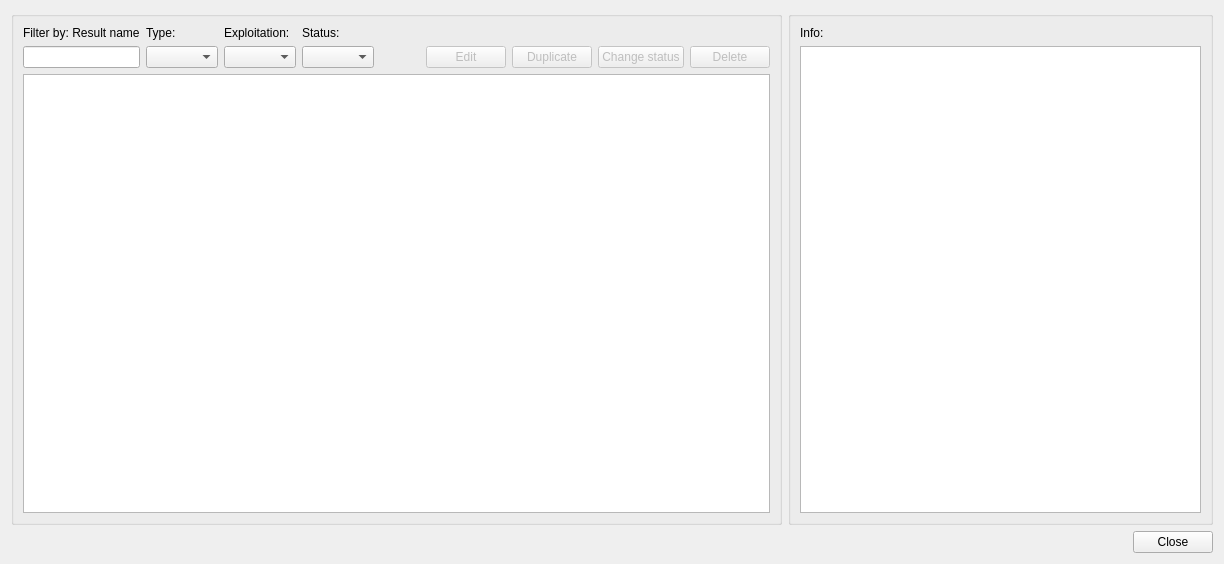
Above: core/ui/toolbars/assetmanage/priority_manager.ui from bgeo-gis/gw_assetmanage_plugin before the change. Below: the same form after it.
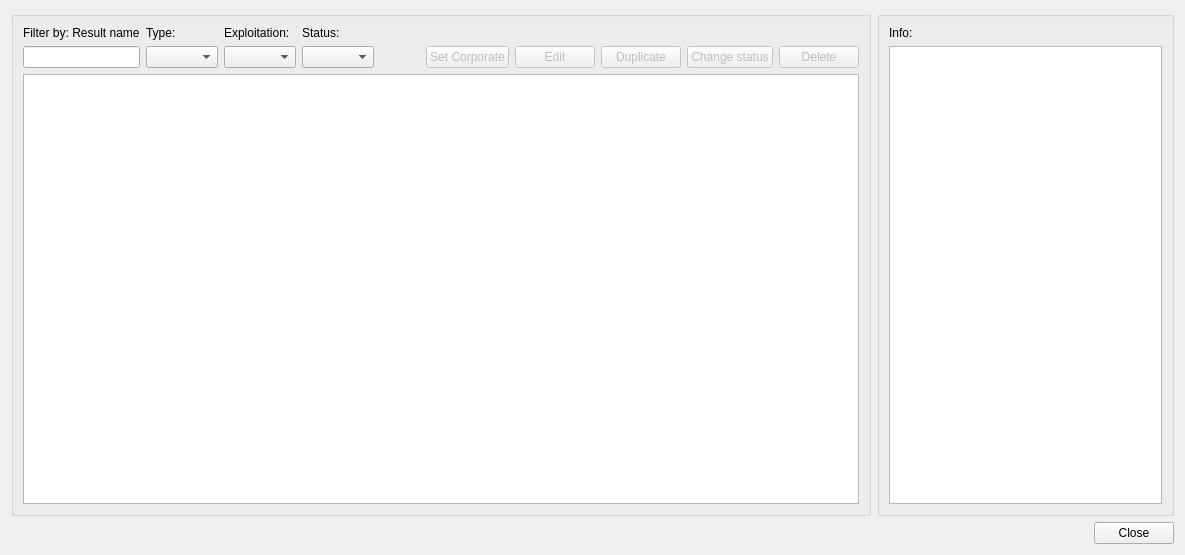
That is the form after the change.

Commit message: Add button Set Corporate

The edit to the form file:
```diff
--- a/core/ui/toolbars/assetmanage/priority_manager.ui
+++ b/core/ui/toolbars/assetmanage/priority_manager.ui
@@ -6,8 +6,8 @@
    <rect>
     <x>0</x>
     <y>0</y>
-    <width>1224</width>
-    <height>564</height>
+    <width>1185</width>
+    <height>555</height>
    </rect>
   </property>
   <property name="windowTitle">
@@ -46,8 +46,52 @@
       <string/>
      </property>
      <layout class="QGridLayout" name="gridLayout_2">
-      <item row="2" column="0" colspan="9">
-       <widget class="QTableView" name="tbl_results"/>
+      <item row="1" column="1">
+       <widget class="QComboBox" name="cmb_type"/>
+      </item>
+      <item row="1" column="6">
+       <widget class="QPushButton" name="btn_edit">
+        <property name="enabled">
+         <bool>false</bool>
+        </property>
+        <property name="text">
+         <string>Edit</string>
+        </property>
+       </widget>
+      </item>
+      <item row="1" column="7">
+       <widget class="QPushButton" name="btn_duplicate">
+        <property name="enabled">
+         <bool>false</bool>
+        </property>
+        <property name="text">
+         <string>Duplicate</string>
+        </property>
+       </widget>
+      </item>
+      <item row="1" column="0">
+       <widget class="QLineEdit" name="txt_filter"/>
+      </item>
+      <item row="0" column="2">
+       <widget class="QLabel" name="lbl_expl">
+        <property name="text">
+         <string>Exploitation:</string>
+        </property>
+       </widget>
+      </item>
+      <item row="0" column="3">
+       <widget class="QLabel" name="lbl_status">
+        <property name="text">
+         <string>Status:</string>
+        </property>
+       </widget>
+      </item>
+      <item row="0" column="0">
+       <widget class="QLabel" name="lbl_filter">
+        <property name="text">
+         <string>Filter by: Result name</string>
+        </property>
+       </widget>
       </item>
       <item row="1" column="4">
        <spacer name="horizontalSpacer">
@@ -62,6 +106,9 @@
         </property>
        </spacer>
       </item>
+      <item row="1" column="3">
+       <widget class="QComboBox" name="cmb_status"/>
+      </item>
       <item row="0" column="1">
        <widget class="QLabel" name="lbl_type">
         <property name="text">
@@ -69,30 +116,7 @@
         </property>
        </widget>
       </item>
-      <item row="0" column="2">
-       <widget class="QLabel" name="lbl_expl">
-        <property name="text">
-         <string>Exploitation:</string>
-        </property>
-       </widget>
-      </item>
-      <item row="0" column="3">
-       <widget class="QLabel" name="lbl_status">
-        <property name="text">
-         <string>Status:</string>
-        </property>
-       </widget>
-      </item>
-      <item row="1" column="1">
-       <widget class="QComboBox" name="cmb_type"/>
-      </item>
-      <item row="1" column="3">
-       <widget class="QComboBox" name="cmb_status"/>
-      </item>
-      <item row="1" column="0">
-       <widget class="QLineEdit" name="txt_filter"/>
-      </item>
-      <item row="1" column="7">
+      <item row="1" column="8">
        <widget class="QPushButton" name="btn_status">
         <property name="enabled">
          <bool>false</bool>
@@ -102,27 +126,10 @@
         </property>
        </widget>
       </item>
-      <item row="1" column="5">
-       <widget class="QPushButton" name="btn_edit">
-        <property name="enabled">
-         <bool>false</bool>
-        </property>
-        <property name="text">
-         <string>Edit</string>
-        </property>
-       </widget>
+      <item row="2" column="0" colspan="10">
+       <widget class="QTableView" name="tbl_results"/>
       </item>
-      <item row="1" column="6">
-       <widget class="QPushButton" name="btn_duplicate">
-        <property name="enabled">
-         <bool>false</bool>
-        </property>
-        <property name="text">
-         <string>Duplicate</string>
-        </property>
-       </widget>
-      </item>
-      <item row="1" column="8">
+      <item row="1" column="9">
        <widget class="QPushButton" name="btn_delete">
         <property name="enabled">
          <bool>false</bool>
@@ -132,16 +139,19 @@
         </property>
        </widget>
       </item>
-      <item row="0" column="0">
-       <widget class="QLabel" name="lbl_filter">
-        <property name="text">
-         <string>Filter by: Result name</string>
-        </property>
-       </widget>
-      </item>
       <item row="1" column="2">
        <widget class="QComboBox" name="cmb_expl"/>
       </item>
+      <item row="1" column="5">
+       <widget class="QPushButton" name="btn_corporate">
+        <property name="enabled">
+         <bool>false</bool>
+        </property>
+        <property name="text">
+         <string>Set Corporate</string>
+        </property>
+       </widget>
+      </item>
      </layout>
     </widget>
    </item>
```
The commit also changes 1 other file.
